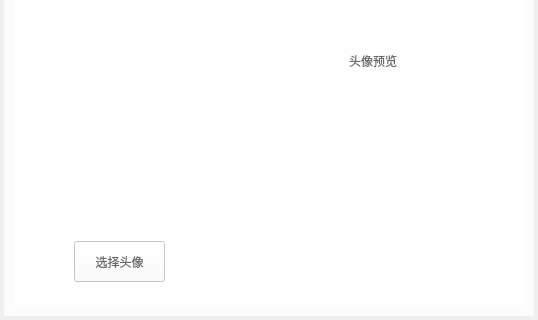
Qt form TTKCore/musicUiKits/musicUserKits/musicuserrecordwidget.ui (jjzhang166/Musicplayer) before a commit; both pictures show x 0 to 538 and y 148 to 468 of the 538 by 468 pixel window.
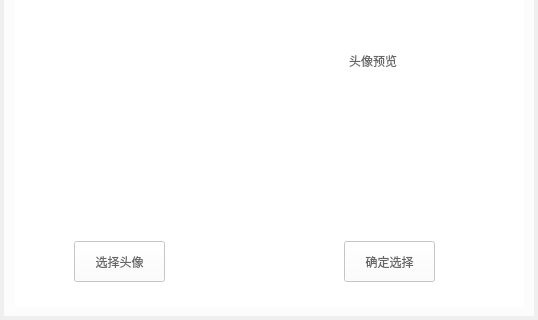
The same form after that commit. The open tabs and pages were chosen to show the change. Icons and pictures are not drawn. Custom widgets are drawn as their Qt base class.

```diff
--- a/TTKCore/musicUiKits/musicUserKits/musicuserrecordwidget.ui
+++ b/TTKCore/musicUiKits/musicUserKits/musicuserrecordwidget.ui
@@ -429,6 +429,22 @@
        <string>选择头像</string>
       </property>
      </widget>
+     <widget class="QPushButton" name="saveFileButton_S">
+      <property name="geometry">
+       <rect>
+        <x>330</x>
+        <y>320</y>
+        <width>91</width>
+        <height>41</height>
+       </rect>
+      </property>
+      <property name="cursor">
+       <cursorShape>PointingHandCursor</cursorShape>
+      </property>
+      <property name="text">
+       <string>确定选择</string>
+      </property>
+     </widget>
     </widget>
     <widget class="QWidget" name="tab_3">
      <property name="styleSheet">
@@ -895,6 +911,12 @@
    <header>musiccodearea.h</header>
    <container>1</container>
   </customwidget>
+  <customwidget>
+   <class>MusicPhotoGrabLabel</class>
+   <extends>QWidget</extends>
+   <header>musicphotograblabel.h</header>
+   <container>1</container>
+  </customwidget>
  </customwidgets>
  <resources/>
  <connections/>
```
Left out of the diff: 2 changed lines with no effect on the pictures.
